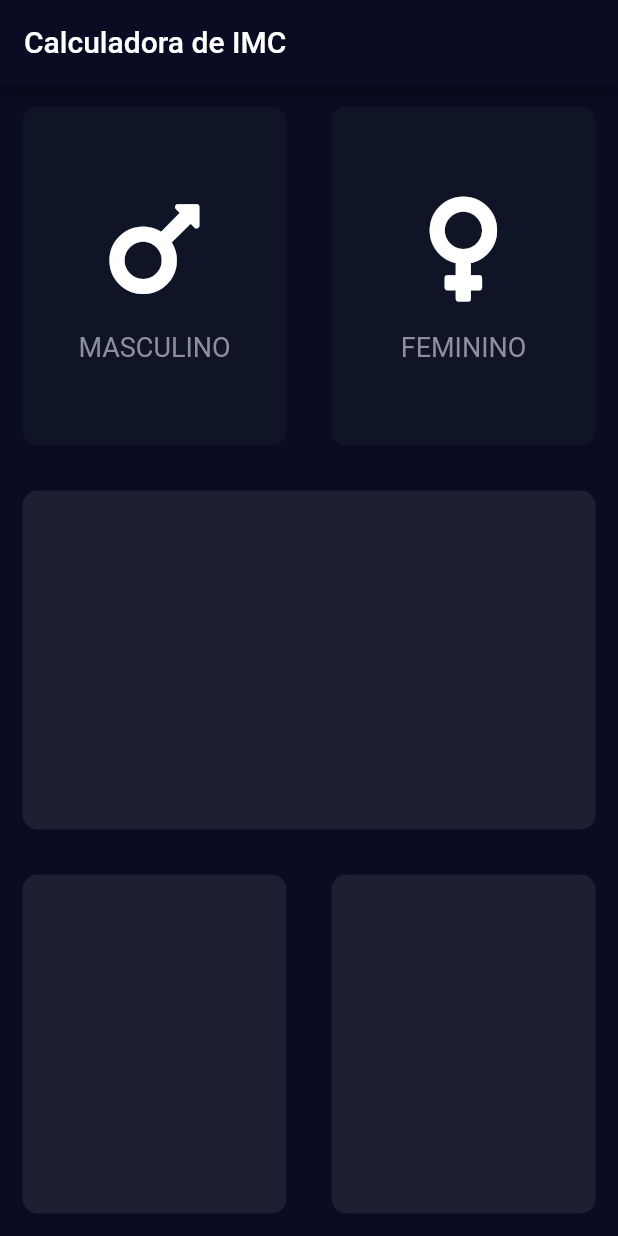
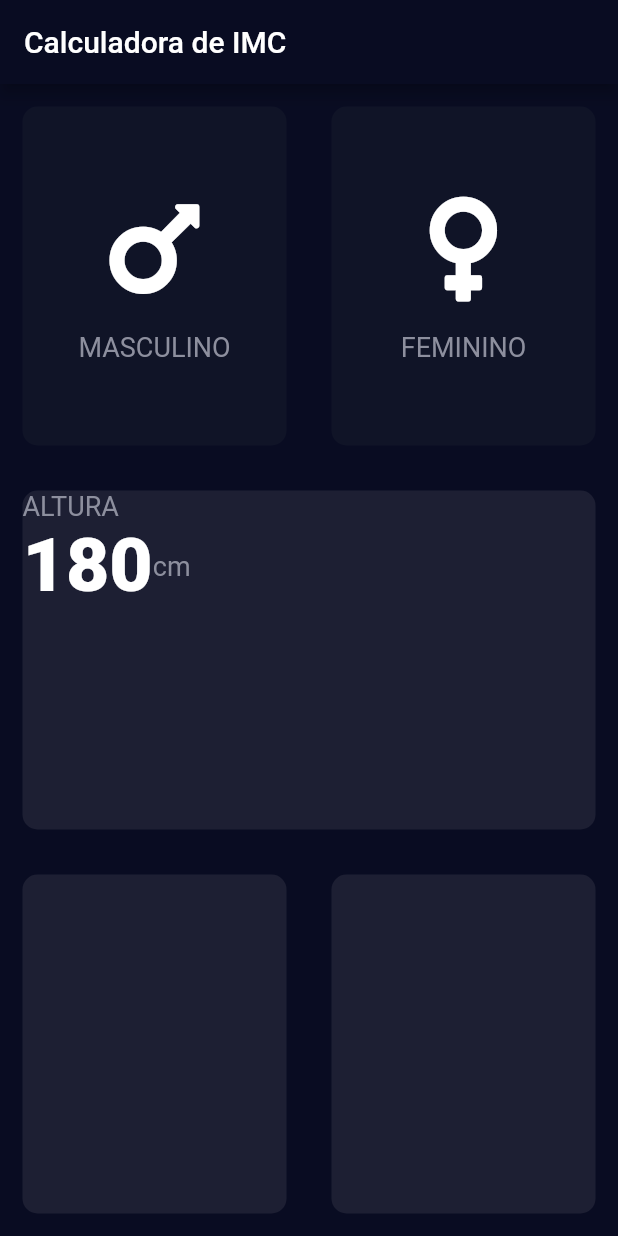
Before and after one commit to gregori/calc_imc, a Flutter app: the screen it shows after launch, on a phone screen of 412 x 824 dp. Run offline on Flutter 3.47's test engine with Material 2 defaults, Android fonts, the phone set to English and light mode, and no system bars; our stand-ins replace font_awesome_flutter.

Commit message:
Início implementação do card do meio

```diff
--- /dev/null
+++ b/lib/constants.dart
@@ -0,0 +1,14 @@
+import 'package:flutter/material.dart';
+
+const kActiveCardColor = Color(0xFF1D1F33);
+const kInactiveCardColor = Color(0xFF101427);
+
+const kNumberTextStyle = TextStyle(
+  fontSize: 50.0,
+  fontWeight: FontWeight.w900,
+);
+
+const kLabelTextStyle = TextStyle(
+  fontSize: 18.0,
+  color: Color(0xFF8D8F9E),
+);
--- a/lib/icon_content.dart
+++ b/lib/icon_content.dart
@@ -1,9 +1,6 @@
 import 'package:flutter/material.dart';
 
-const kLabelTextStyle = TextStyle(
-  fontSize: 18.0,
-  color: Color(0xFF8D8F9E),
-);
+import 'constants.dart';
 
 class IconContent extends StatelessWidget {
   final IconData icon;
--- a/lib/input_page.dart
+++ b/lib/input_page.dart
@@ -3,8 +3,7 @@ import 'package:calc_imc/reusable_card.dart';
 import 'package:flutter/material.dart';
 import 'package:font_awesome_flutter/font_awesome_flutter.dart';
 
-const kActiveCardColor = Color(0xFF1D1F33);
-const kInactiveCardColor = Color(0xFF101427);
+import 'constants.dart';
 
 enum Gender {
   male,
@@ -68,6 +67,27 @@ class _InputPageState extends State<InputPage> {
             Expanded(
               child: ReusableCard(
                 color: kActiveCardColor,
+                child: Column(
+                  crossAxisAlignment: CrossAxisAlignment.stretch,
+                  children: [
+                    Text(
+                      'ALTURA',
+                      style: kLabelTextStyle,
+                    ),
+                    Row(
+                      children: [
+                        Text(
+                          '180',
+                          style: kNumberTextStyle,
+                        ),
+                        Text(
+                          'cm',
+                          style: kLabelTextStyle,
+                        ),
+                      ],
+                    ),
+                  ],
+                ),
               ),
             ),
             Expanded(
```
